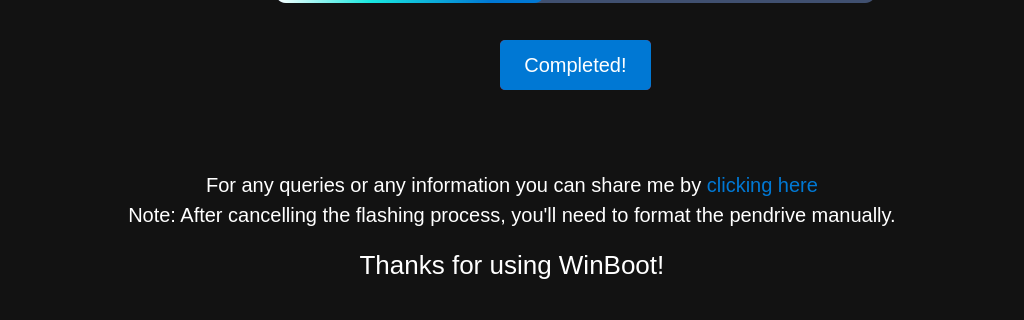
Old version of the form ui/flash_screen.ui in the repository JaiNaman-1419/WinBoot; both pictures show x 0 to 1024 and y 330 to 650 of the 1024 by 650 pixel window.
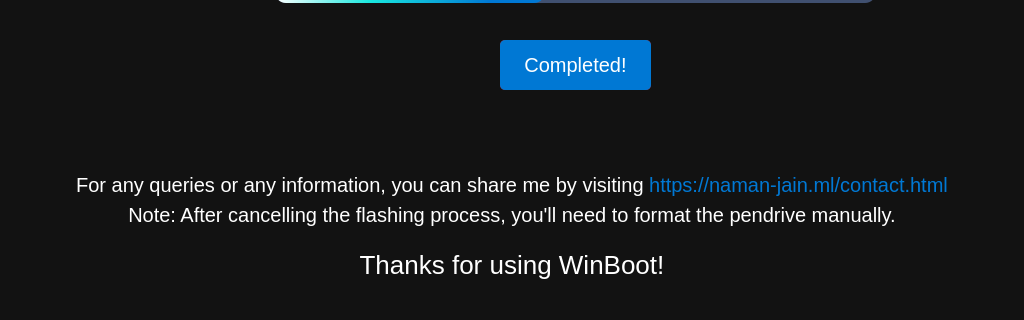
New version of the form. Icons and pictures are not drawn.

Commit message: Fixed external link to my contact page.

What changed in the file:
```diff
--- a/ui/flash_screen.ui
+++ b/ui/flash_screen.ui
@@ -330,7 +330,7 @@
 }</string>
    </property>
    <property name="text">
-    <string>&lt;html&gt;&lt;head/&gt;&lt;body&gt;&lt;p&gt;&lt;span style=&quot; font-size:15pt;&quot;&gt;For any queries or any information you can share me by &lt;/span&gt;&lt;a href=&quot;https://naman-jain.ml/contact.html&quot;&gt;&lt;span style=&quot; text-decoration: none; color:rgb(0, 120, 212);&quot;&gt;clicking here&lt;/span&gt;&lt;/a&gt;&lt;/p&gt;&lt;/body&gt;&lt;/html&gt;</string>
+    <string>&lt;html&gt;&lt;head/&gt;&lt;body&gt;&lt;p&gt;&lt;span style=&quot; font-size:15pt;&quot;&gt;For any queries or any information, you can share me by visiting &lt;/span&gt;&lt;a href=&quot;https://naman-jain.ml/contact.html&quot;&gt;&lt;span style=&quot; text-decoration: none; color:rgb(0, 120, 212);&quot;&gt;https://naman-jain.ml/contact.html&lt;/span&gt;&lt;/a&gt;&lt;/p&gt;&lt;/body&gt;&lt;/html&gt;</string>
    </property>
    <property name="scaledContents">
     <bool>false</bool>
```
Left out of the diff: 2 changed lines with no effect on the pictures.
